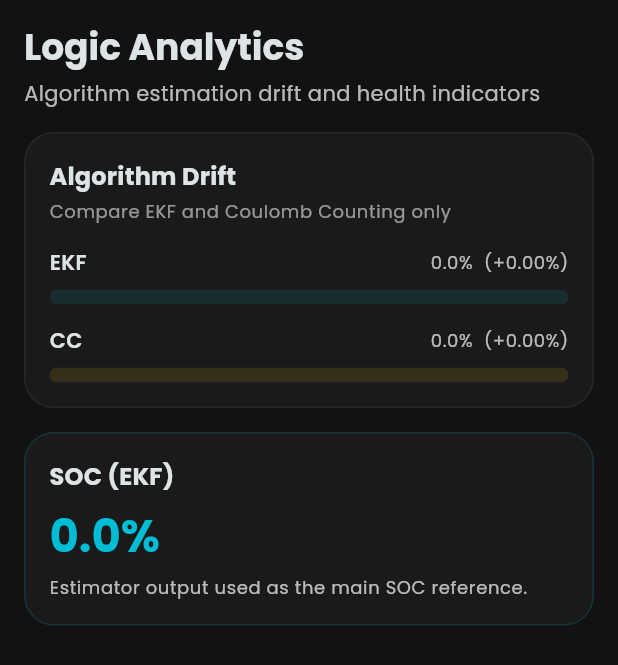
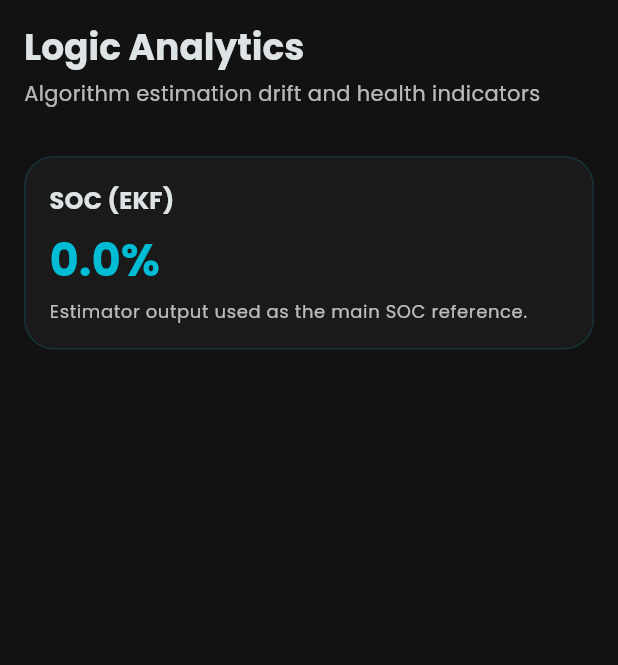
Before and after one commit to Zenalghi/bms_app, a Flutter app: the AnalyticsScreen widget shown alone on an empty page, opened directly with empty values, on a phone screen of 412 x 824 dp. Shown: the top 665 px of the screen. Run offline on Flutter 3.47's test engine with Material 3 defaults, Android fonts, the phone set to English and light mode, and no system bars; our stand-ins replace share_plus; missing offline and left inert: mqtt_client.

```diff
--- a/lib/screens/analytics_screen.dart
+++ b/lib/screens/analytics_screen.dart
@@ -1,7 +1,6 @@
 import 'package:flutter/material.dart';
 
 import '../models/bms_state.dart';
-import '../widgets/algorithm_drift_card.dart';
 
 class AnalyticsScreen extends StatelessWidget {
   const AnalyticsScreen({super.key, required this.state});
@@ -20,7 +19,6 @@ class AnalyticsScreen extends StatelessWidget {
             subtitle: 'Algorithm estimation drift and health indicators',
           ),
           const SizedBox(height: 16),
-          AlgorithmDriftCard(socEKF: state.socEKF, socCC: state.socCC),
           const SizedBox(height: 16),
           LayoutBuilder(
             builder: (context, constraints) {
--- a/lib/widgets/algorithm_drift_card.dart
+++ /dev/null
@@ -1,114 +0,0 @@
-import 'package:flutter/material.dart';
-
-class AlgorithmDriftCard extends StatelessWidget {
-  const AlgorithmDriftCard({
-    super.key,
-    required this.socEKF,
-    required this.socCC,
-  });
-
-  final double socEKF;
-  final double socCC;
-
-  @override
-  Widget build(BuildContext context) {
-    final mean = (socEKF + socCC) / 2;
-
-    return Container(
-      padding: const EdgeInsets.all(16),
-      decoration: BoxDecoration(
-        color: const Color(0xFF1A1A1A),
-        borderRadius: BorderRadius.circular(20),
-        border: Border.all(color: Colors.white.withValues(alpha: 0.06)),
-      ),
-      child: Column(
-        crossAxisAlignment: CrossAxisAlignment.start,
-        children: [
-          Text(
-            'Algorithm Drift',
-            style: Theme.of(
-              context,
-            ).textTheme.titleMedium?.copyWith(fontWeight: FontWeight.w700),
-          ),
-          const SizedBox(height: 4),
-          Text(
-            'Compare EKF and Coulomb Counting only',
-            style: Theme.of(
-              context,
-            ).textTheme.bodySmall?.copyWith(color: Colors.white54),
-          ),
-          const SizedBox(height: 16),
-          _DriftRow(
-            label: 'EKF',
-            value: socEKF,
-            drift: socEKF - mean,
-            color: const Color(0xFF00BCD4),
-          ),
-          const SizedBox(height: 14),
-          _DriftRow(
-            label: 'CC',
-            value: socCC,
-            drift: socCC - mean,
-            color: const Color(0xFFFFC107),
-          ),
-        ],
-      ),
-    );
-  }
-}
-
-class _DriftRow extends StatelessWidget {
-  const _DriftRow({
-    required this.label,
-    required this.value,
-    required this.drift,
-    required this.color,
-  });
-
-  final String label;
-  final double value;
-  final double drift;
-  final Color color;
-
-  @override
-  Widget build(BuildContext context) {
-    final normalized = (value / 100).clamp(0.0, 1.0);
-    final driftText = drift >= 0
-        ? '+${drift.toStringAsFixed(2)}%'
-        : '${drift.toStringAsFixed(2)}%';
-
-    return Column(
-      crossAxisAlignment: CrossAxisAlignment.start,
-      children: [
-        Row(
-          mainAxisAlignment: MainAxisAlignment.spaceBetween,
-          children: [
-            Text(
-              label,
-              style: Theme.of(
-                context,
-              ).textTheme.bodyMedium?.copyWith(fontWeight: FontWeight.w600),
-            ),
-            Text(
-              '${value.toStringAsFixed(1)}%  ($driftText)',
-              style: Theme.of(context).textTheme.bodySmall?.copyWith(
-                color: Colors.white70,
-                fontFeatures: const [FontFeature.tabularFigures()],
-              ),
-            ),
-          ],
-        ),
-        const SizedBox(height: 8),
-        ClipRRect(
-          borderRadius: BorderRadius.circular(999),
-          child: LinearProgressIndicator(
-            minHeight: 10,
-            value: normalized,
-            backgroundColor: color.withValues(alpha: 0.12),
-            valueColor: AlwaysStoppedAnimation<Color>(color),
-          ),
-        ),
-      ],
-    );
-  }
-}
```
